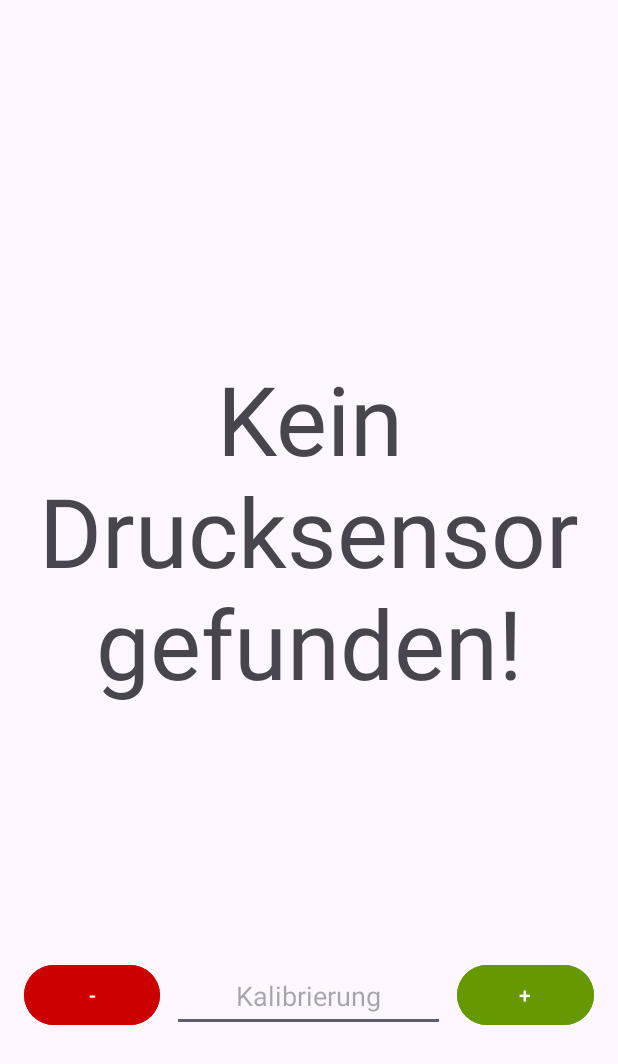
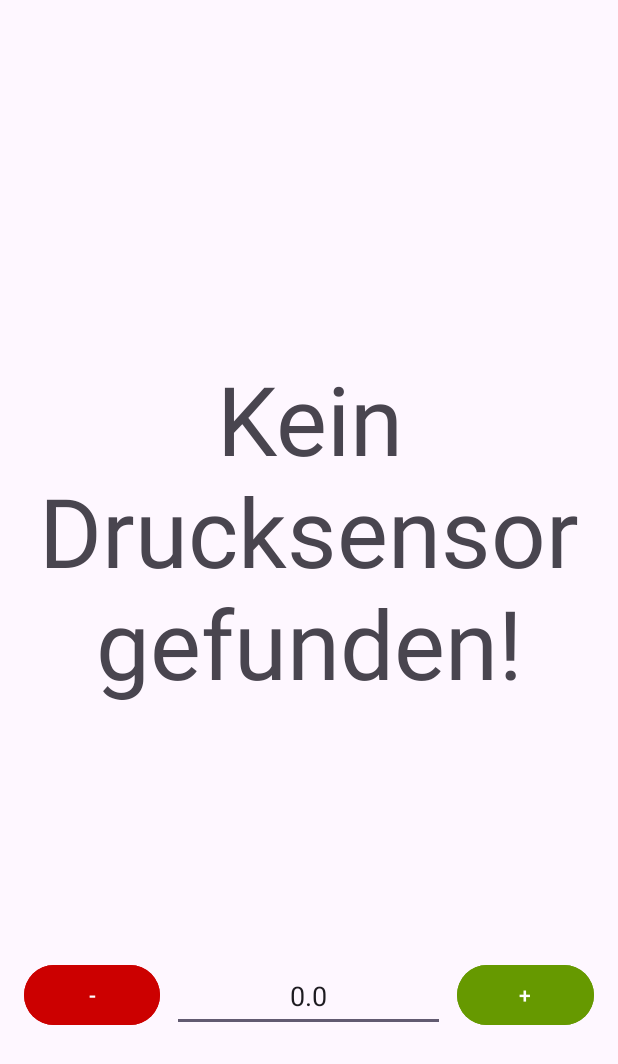
Before and after one commit to SilentNille/Hoehenmesser, an Android app: the screen it shows after launch (MainActivity), on a phone screen of 412 x 824 dp. Shown: the top 1064 px of the screen. Run offline under Robolectric (Android 15) with nearby library versions, the phone set to English and light mode, and no system bars.

```diff
--- a/app/src/main/java/com/example/hoehenmesser/MainActivity.java
+++ b/app/src/main/java/com/example/hoehenmesser/MainActivity.java
@@ -1,6 +1,7 @@
 package com.example.hoehenmesser;
 
 import android.content.Context;
+import android.content.SharedPreferences;
 import android.hardware.Sensor;
 import android.hardware.SensorEvent;
 import android.hardware.SensorEventListener;
@@ -29,7 +30,19 @@ public class MainActivity extends AppCompatActivity implements SensorEventListen
     private EditText calibrationTextField;
     private Button addButton, subtractButton;
     private boolean hasSensorReading = false;
-
+    private void loadOffsetFromStorage() {
+        SharedPreferences sharedPref = this.getSharedPreferences(
+                getString(R.string.preference_file_key), Context.MODE_PRIVATE);
+        offset = sharedPref.getFloat("offset", 0.0F);
+        calibrationTextField.setText(String.valueOf(offset));
+    }
+    private void saveOffsetInStorage(){
+        SharedPreferences sharedPref = this.getSharedPreferences(
+                getString(R.string.preference_file_key), Context.MODE_PRIVATE);
+        SharedPreferences.Editor editor = sharedPref.edit();
+        editor.putFloat(getString(R.string.preference_offset_key),(float) offset);
+        editor.apply();
+    }
     @Override
     protected void onCreate(Bundle savedInstanceState) {
         super.onCreate(savedInstanceState);
@@ -38,6 +51,7 @@ public class MainActivity extends AppCompatActivity implements SensorEventListen
         calibrationTextField = findViewById(R.id.calibrationTextField);
         addButton = findViewById(R.id.additionButton);
         subtractButton = findViewById(R.id.subtractButton);
+        loadOffsetFromStorage();
 
         sensorManager = (SensorManager) getSystemService(Context.SENSOR_SERVICE);
         pressureSensor = sensorManager.getDefaultSensor(Sensor.TYPE_PRESSURE);
@@ -74,17 +88,18 @@ public class MainActivity extends AppCompatActivity implements SensorEventListen
 
         addButton.setOnClickListener(v -> {
             offset += STEP_HEIGHT;
+            saveOffsetInStorage();
             calibrationTextField.setText(String.valueOf(offset));
             updateDisplay();
         });
 
         subtractButton.setOnClickListener(v -> {
             offset -= STEP_HEIGHT;
+            saveOffsetInStorage();
             calibrationTextField.setText(String.valueOf(offset));
             updateDisplay();
         });
     }
-
     private void updateDisplay() {
         if (!hasSensorReading) {
             return;
--- a/app/src/main/res/values/strings.xml
+++ b/app/src/main/res/values/strings.xml
@@ -1,3 +1,5 @@
 <resources>
     <string name="app_name">Hoehenmesser</string>
+    <string name="preference_file_key">hoehenmesser</string>
+    <string name="preference_offset_key">offset</string>
 </resources>
```
